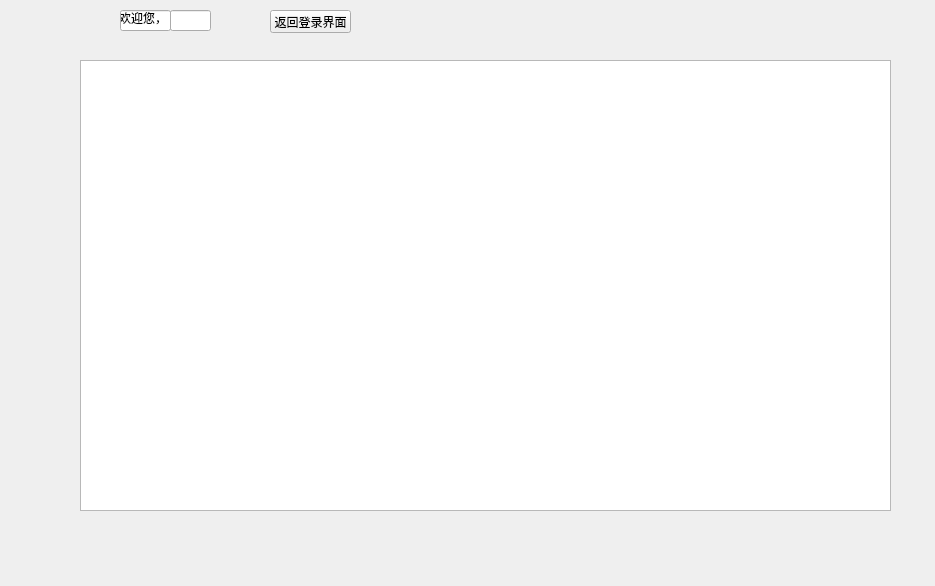
Qt form timetable.ui (breadog/Course_selection_system) before a commit.
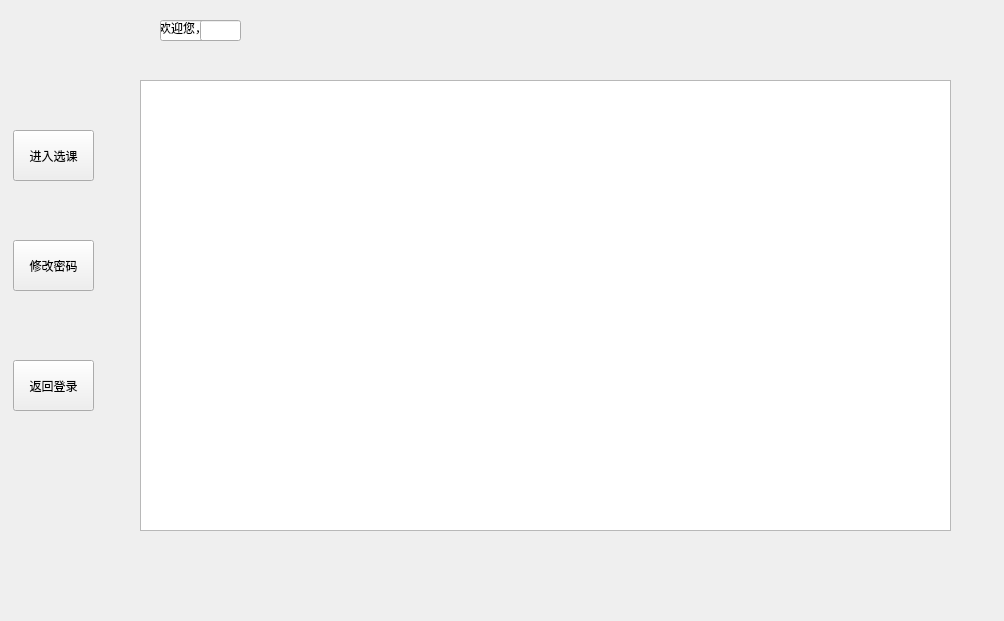
The same form after that commit.

```diff
--- a/timetable.ui
+++ b/timetable.ui
@@ -6,8 +6,8 @@
    <rect>
     <x>0</x>
     <y>0</y>
-    <width>935</width>
-    <height>586</height>
+    <width>1004</width>
+    <height>621</height>
    </rect>
   </property>
   <property name="windowTitle">
@@ -16,8 +16,8 @@
   <widget class="QTableView" name="tableView">
    <property name="geometry">
     <rect>
-     <x>80</x>
-     <y>60</y>
+     <x>140</x>
+     <y>80</y>
      <width>811</width>
      <height>451</height>
     </rect>
@@ -26,8 +26,8 @@
   <widget class="QLineEdit" name="welcome">
    <property name="geometry">
     <rect>
-     <x>120</x>
-     <y>10</y>
+     <x>160</x>
+     <y>20</y>
      <width>51</width>
      <height>21</height>
     </rect>
@@ -39,24 +39,50 @@
   <widget class="QLineEdit" name="usernameLine">
    <property name="geometry">
     <rect>
-     <x>170</x>
-     <y>10</y>
+     <x>200</x>
+     <y>20</y>
      <width>41</width>
      <height>21</height>
     </rect>
    </property>
   </widget>
-  <widget class="QPushButton" name="pushButton">
+  <widget class="QToolButton" name="ChooseCourse">
    <property name="geometry">
     <rect>
-     <x>270</x>
-     <y>10</y>
+     <x>13</x>
+     <y>130</y>
      <width>81</width>
-     <height>23</height>
+     <height>51</height>
     </rect>
    </property>
    <property name="text">
-    <string>返回登录界面</string>
+    <string>进入选课</string>
+   </property>
+  </widget>
+  <widget class="QToolButton" name="alterpassword">
+   <property name="geometry">
+    <rect>
+     <x>13</x>
+     <y>240</y>
+     <width>81</width>
+     <height>51</height>
+    </rect>
+   </property>
+   <property name="text">
+    <string>修改密码</string>
+   </property>
+  </widget>
+  <widget class="QToolButton" name="backtomain">
+   <property name="geometry">
+    <rect>
+     <x>13</x>
+     <y>360</y>
+     <width>81</width>
+     <height>51</height>
+    </rect>
+   </property>
+   <property name="text">
+    <string>返回登录</string>
    </property>
   </widget>
  </widget>
```
